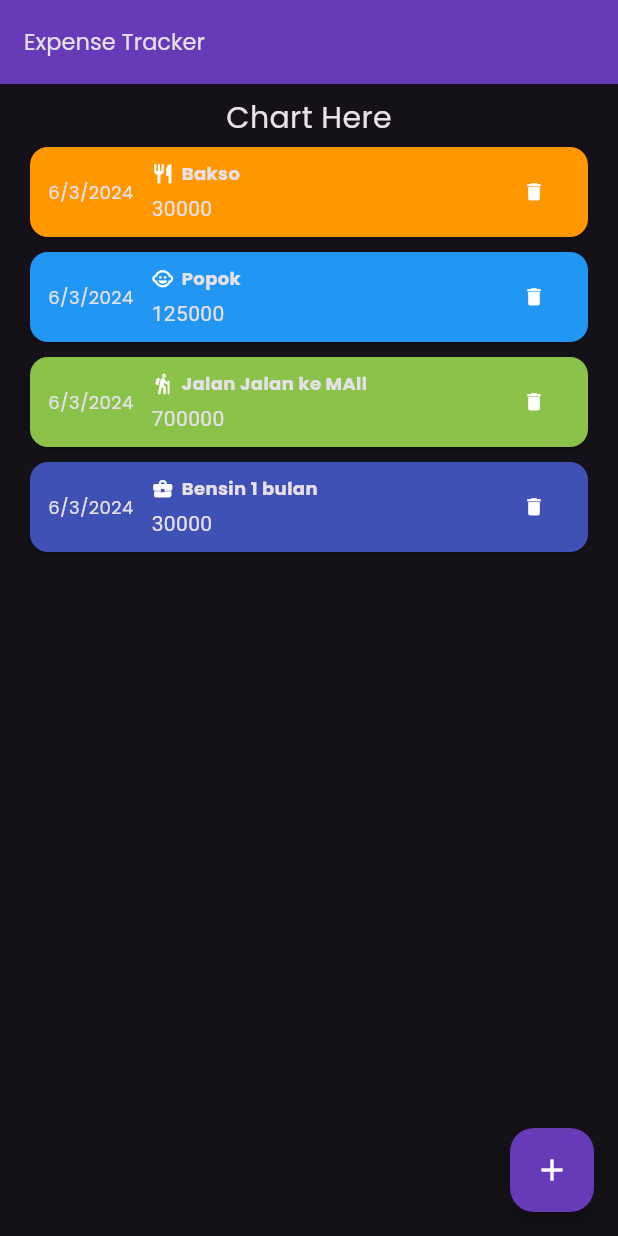
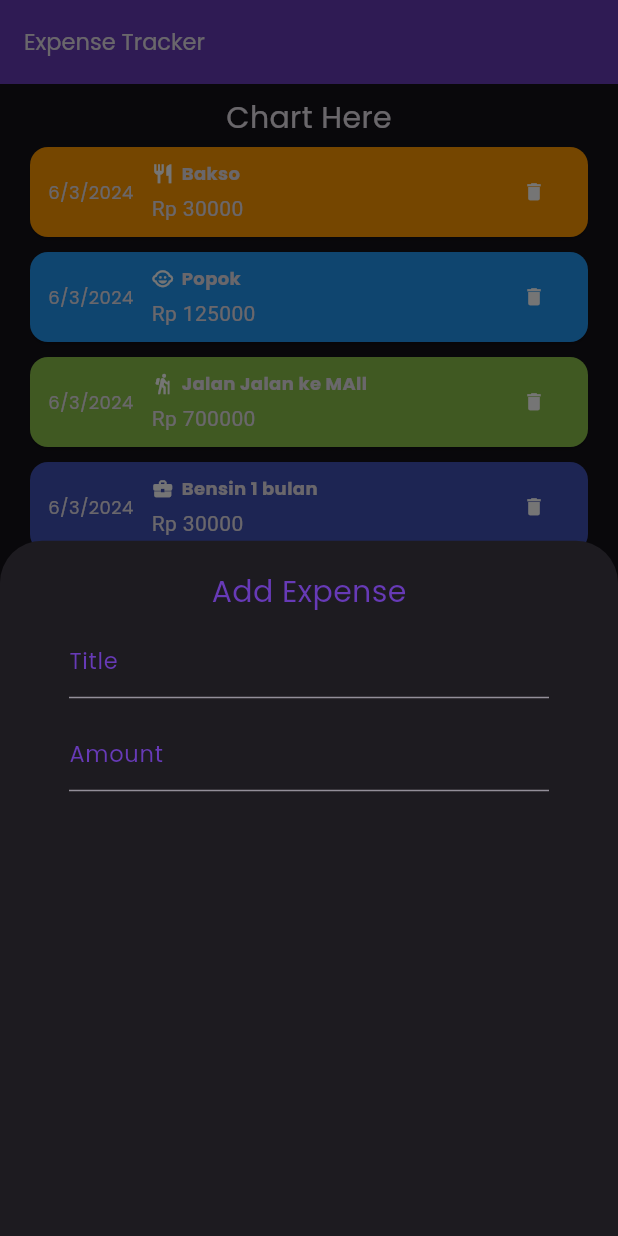
Before and after one commit to Fatah03111995/expenses_tracker, a Flutter app: the screen it shows after launch, after a tap on the "add" icon, on a phone screen of 412 x 824 dp. Run offline on Flutter 3.47's test engine with Material 3 defaults, Android fonts, the phone set to English and light mode, and no system bars; our stand-ins replace google_fonts, sqflite; accounts and stored records are empty.

Commit message:
feat : modal to add new expense

```diff
--- a/lib/components/expense_item.dart
+++ b/lib/components/expense_item.dart
@@ -3,7 +3,6 @@ import 'package:expenses_tracker/model/expense.dart';
 import 'package:expenses_tracker/themes/textstyles.dart';
 import 'package:flutter/material.dart';
 import 'package:intl/intl.dart';
-import 'package:sqflite/sql.dart';
 
 class ExpenseItem extends StatelessWidget {
   final Expense expenseDataItem;
@@ -51,7 +50,7 @@ class ExpenseItem extends StatelessWidget {
                         ),
                       ]),
                       const SizedBox(height: 5),
-                      Text(expenseDataItem.amount.toStringAsFixed(0))
+                      Text('Rp ${expenseDataItem.amount.toStringAsFixed(0)}')
                     ],
                   )
                 ],
--- /dev/null
+++ b/lib/components/input_text.dart
@@ -0,0 +1,54 @@
+import 'package:expenses_tracker/themes/textstyles.dart';
+import 'package:flutter/material.dart';
+
+class InputText extends StatelessWidget {
+  final TextEditingController textController;
+  final String label;
+  final String? hint;
+  final String? prefixText;
+  final String? initialValue;
+  final TextInputType? keyboardType;
+  const InputText(
+      {super.key,
+      required this.textController,
+      required this.label,
+      this.hint,
+      this.prefixText,
+      this.initialValue,
+      this.keyboardType});
+
+  @override
+  Widget build(BuildContext context) {
+    const BorderSide borderSide = BorderSide(width: 3);
+
+    return Padding(
+      padding: const EdgeInsets.all(6.0),
+      child: TextFormField(
+        controller: textController,
+        style: TextStyles.s,
+        initialValue: initialValue,
+        keyboardType: keyboardType,
+        decoration: InputDecoration(
+          hintText: hint,
+          hintStyle: TextStyles.s.copyWith(color: Colors.white),
+          label: Text(label,
+              style: TextStyles.sm.copyWith(color: Colors.deepPurple)),
+          errorStyle: TextStyles.s.copyWith(color: Colors.red),
+          prefixText: prefixText,
+          border: const UnderlineInputBorder(borderSide: borderSide),
+          errorBorder: UnderlineInputBorder(
+              borderSide: borderSide.copyWith(color: Colors.red)),
+          focusedBorder: UnderlineInputBorder(
+              borderSide: borderSide.copyWith(color: Colors.deepPurple)),
+        ),
+        validator: (value) {
+          if (value == null || value.isEmpty) {
+            return 'Required !';
+          } else {
+            return null;
+          }
+        },
+      ),
+    );
+  }
+}
--- /dev/null
+++ b/lib/components/newexpense.dart
@@ -0,0 +1,51 @@
+import 'package:expenses_tracker/components/input_text.dart';
+import 'package:expenses_tracker/themes/textstyles.dart';
+import 'package:flutter/material.dart';
+
+class NewExpense extends StatefulWidget {
+  const NewExpense({super.key});
+
+  @override
+  State<NewExpense> createState() => _NewExpenseState();
+}
+
+class _NewExpenseState extends State<NewExpense> {
+  final _keyForm = GlobalKey<FormState>();
+  TextEditingController amountController = TextEditingController();
+  TextEditingController titleController = TextEditingController();
+
+  @override
+  Widget build(BuildContext context) {
+    return Container(
+      decoration: BoxDecoration(borderRadius: BorderRadius.circular(20)),
+      child: Padding(
+        padding: const EdgeInsets.symmetric(vertical: 20, horizontal: 40),
+        child: Column(children: [
+          Text(
+            'Add Expense',
+            style: TextStyles.m.copyWith(color: Colors.deepPurple),
+          ),
+          Form(
+            key: _keyForm,
+            child: Column(
+              children: [
+                InputText(
+                  textController: titleController,
+                  label: 'Title',
+                  hint: 'your title expense...',
+                ),
+                InputText(
+                  textController: amountController,
+                  label: 'Amount',
+                  hint: 'amount that you spend...',
+                  prefixText: 'Rp  ',
+                  keyboardType: TextInputType.number,
+                )
+              ],
+            ),
+          ),
+        ]),
+      ),
+    );
+  }
+}
--- a/lib/pages/home.dart
+++ b/lib/pages/home.dart
@@ -1,4 +1,5 @@
 import 'package:expenses_tracker/components/expense_list.dart';
+import 'package:expenses_tracker/components/newexpense.dart';
 import 'package:expenses_tracker/themes/textstyles.dart';
 import 'package:flutter/material.dart';
 
@@ -16,7 +17,10 @@ class HomePage extends StatelessWidget {
         ),
       ),
       floatingActionButton: FloatingActionButton(
-        onPressed: () {},
+        onPressed: () {
+          showModalBottomSheet(
+              context: context, builder: (context) => const NewExpense());
+        },
         backgroundColor: Colors.deepPurple,
         child: const Icon(
           Icons.add,
```
